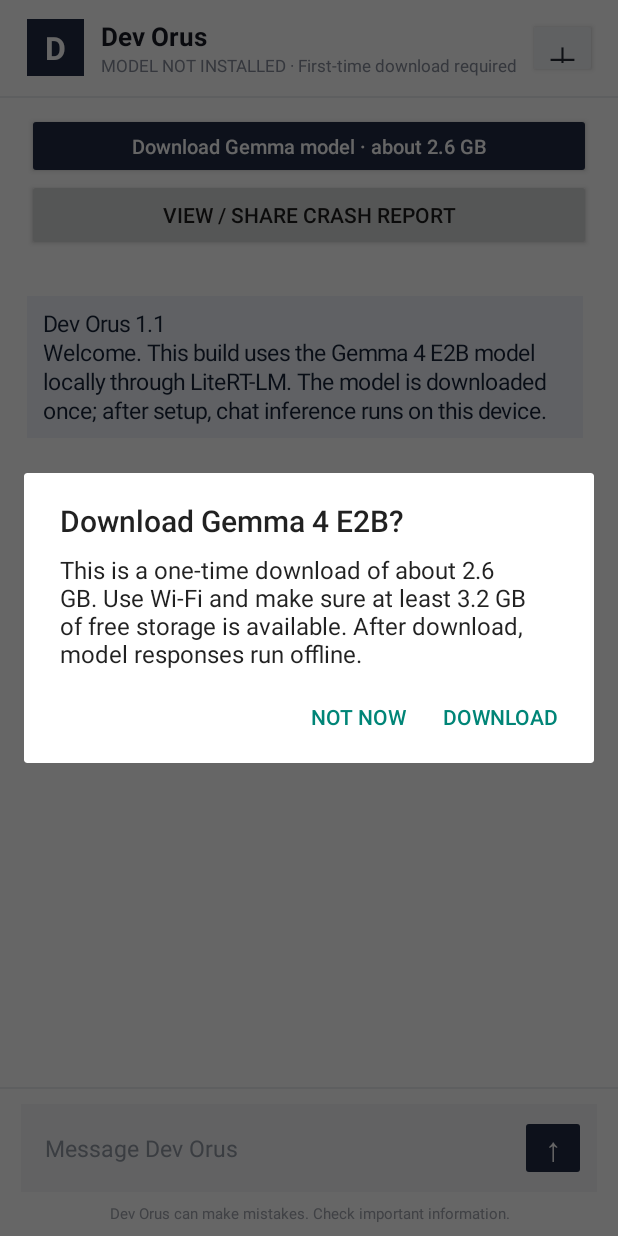
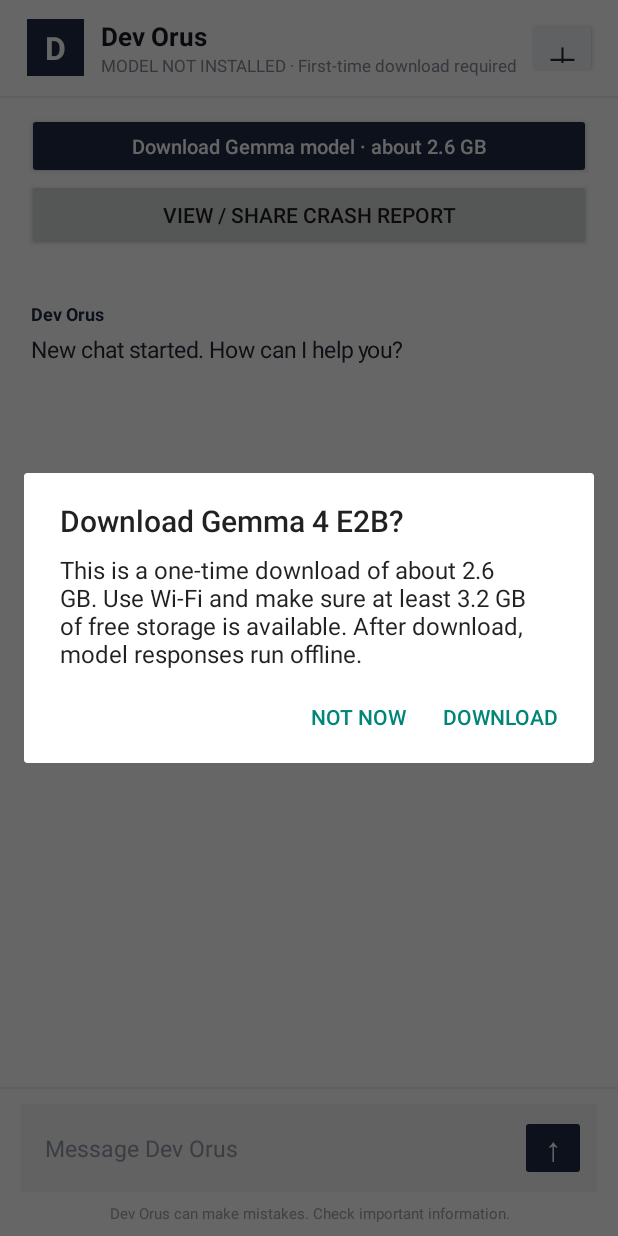
Before and after one commit to xsoftwareabdullah1-create/DevAI, an Android app: the screen it shows after launch (MainActivity), after a tap on "Download Gemma model · about 2.6 GB", on a phone screen of 412 x 824 dp. Run offline under Robolectric (Android 15) with nearby library versions, the phone set to English and light mode, and no system bars; 2 other taps on this screen came first.

Commit message:
Polish ChatGPT-style message layout and new chat action

```diff
--- a/app/src/main/java/com/devai/MainActivity.java
+++ b/app/src/main/java/com/devai/MainActivity.java
@@ -1,6 +1,8 @@
 package com.devai;
 
 import android.app.Activity;
+import android.graphics.Typeface;
+import android.graphics.drawable.GradientDrawable;
 import android.app.AlertDialog;
 import android.content.Intent;
 import android.os.Bundle;
@@ -56,6 +58,11 @@ public final class MainActivity extends Activity {
         status = findViewById(R.id.status);
         sendButton = findViewById(R.id.sendButton);
         modelButton = findViewById(R.id.modelButton);
+        Button newChatButton = findViewById(R.id.newChatButton);
+        newChatButton.setOnClickListener(v -> {
+            messages.removeAllViews();
+            addMessage("Dev Orus 1.1", "New chat started. How can I help you?", false);
+        });
         Button diagnosticsButton = findViewById(R.id.crashReportButton);
         diagnosticsButton.setOnClickListener(v -> CrashDiagnostics.show(this));
         if (CrashDiagnostics.hasReport(this)) diagnosticsButton.setVisibility(android.view.View.VISIBLE);
@@ -303,20 +310,38 @@ public final class MainActivity extends Activity {
     }
 
     private void addMessage(String sender, String body, boolean user) {
-        TextView bubble = new TextView(this);
-        bubble.setText(sender + "\n" + body);
-        bubble.setTextColor(0xFF172238);
-        bubble.setTextSize(15);
-        bubble.setLineSpacing(3f, 1.0f);
-        bubble.setPadding(16, 12, 16, 12);
-        bubble.setBackgroundColor(user ? 0xFFD9F3EC : 0xFFF0F4FA);
+        LinearLayout message = new LinearLayout(this);
+        message.setOrientation(LinearLayout.VERTICAL);
+        message.setPadding(user ? 15 : 2, 4, user ? 15 : 2, 4);
+
+        TextView author = new TextView(this);
+        author.setText(user ? "You" : "Dev Orus");
+        author.setTextColor(user ? 0xFF626B7A : 0xFF202A44);
+        author.setTextSize(12);
+        author.setTypeface(Typeface.DEFAULT, Typeface.BOLD);
+        author.setPadding(2, 0, 2, 6);
+        message.addView(author);
+
+        TextView content = new TextView(this);
+        content.setText(body);
+        content.setTextColor(0xFF252936);
+        content.setTextSize(15);
+        content.setLineSpacing(4f, 1.0f);
+        content.setPadding(user ? 14 : 2, user ? 11 : 2, user ? 14 : 2, user ? 11 : 2);
+        if (user) {
+            GradientDrawable bubble = new GradientDrawable();
+            bubble.setColor(0xFFF0F1F4);
+            bubble.setCornerRadius(22f);
+            content.setBackground(bubble);
+        }
+        message.addView(content);
+
         LinearLayout.LayoutParams params = new LinearLayout.LayoutParams(
-                user ? (int)(getResources().getDisplayMetrics().widthPixels * 0.82f)
-                        : (int)(getResources().getDisplayMetrics().widthPixels * 0.90f),
+                user ? LinearLayout.LayoutParams.WRAP_CONTENT : LinearLayout.LayoutParams.MATCH_PARENT,
                 LinearLayout.LayoutParams.WRAP_CONTENT);
         params.gravity = user ? Gravity.END : Gravity.START;
-        params.setMargins(0, 6, 0, 6);
-        messages.addView(bubble, params);
+        params.setMargins(0, 7, 0, 15);
+        messages.addView(message, params);
         chatScroll.post(() -> chatScroll.fullScroll(ScrollView.FOCUS_DOWN));
     }
 
```
